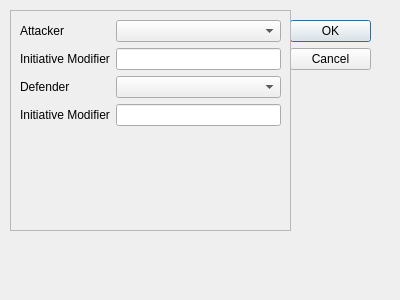
Before: the Qt Designer form attack_gui.ui in ErikSeguinte/ex-3e-tracker-Python, drawn with Qt 5.
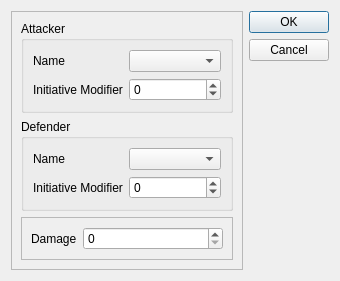
After: the same form once the commit is applied.

Commit message: Attacker dialog filled in.

Patch:
```diff
--- a/attack_gui.ui
+++ b/attack_gui.ui
@@ -6,87 +6,125 @@
    <rect>
     <x>0</x>
     <y>0</y>
-    <width>400</width>
-    <height>300</height>
+    <width>340</width>
+    <height>248</height>
    </rect>
   </property>
   <property name="windowTitle">
    <string>Dialog</string>
   </property>
-  <widget class="QDialogButtonBox" name="buttonBox">
-   <property name="geometry">
-    <rect>
-     <x>290</x>
-     <y>20</y>
-     <width>81</width>
-     <height>241</height>
-    </rect>
-   </property>
-   <property name="orientation">
-    <enum>Qt::Vertical</enum>
-   </property>
-   <property name="standardButtons">
-    <set>QDialogButtonBox::Cancel|QDialogButtonBox::Ok</set>
-   </property>
-  </widget>
+  <layout class="QHBoxLayout" name="horizontalLayout">
+   <item>
   <widget class="QFrame" name="frame">
-   <property name="geometry">
-    <rect>
-     <x>10</x>
-     <y>10</y>
-     <width>281</width>
-     <height>221</height>
-    </rect>
-   </property>
    <property name="frameShape">
     <enum>QFrame::StyledPanel</enum>
    </property>
    <property name="frameShadow">
     <enum>QFrame::Raised</enum>
    </property>
-   <layout class="QFormLayout" name="formLayout">
-    <item row="1" column="1">
-     <widget class="QComboBox" name="attacker_combo"/>
-    </item>
-    <item row="1" column="0">
-     <widget class="QLabel" name="label">
-      <property name="text">
+     <layout class="QVBoxLayout" name="verticalLayout">
+      <item>
+       <widget class="QGroupBox" name="groupBox">
+        <property name="title">
        <string>Attacker</string>
       </property>
-     </widget>
-    </item>
-    <item row="2" column="0">
+        <layout class="QFormLayout" name="formLayout_2">
+         <item row="0" column="1">
+          <widget class="QComboBox" name="attacker_combo"/>
+         </item>
+         <item row="1" column="0">
      <widget class="QLabel" name="label_2">
       <property name="text">
        <string>Initiative Modifier</string>
       </property>
      </widget>
     </item>
-    <item row="2" column="1">
-     <widget class="QLineEdit" name="a_trick"/>
-    </item>
-    <item row="3" column="0">
-     <widget class="QLabel" name="label_3">
+         <item row="1" column="1">
+          <widget class="QSpinBox" name="a_spinBox">
+           <property name="minimum">
+            <number>-99</number>
+           </property>
+          </widget>
+         </item>
+         <item row="0" column="0">
+          <widget class="QLabel" name="label">
       <property name="text">
+            <string>Name</string>
+           </property>
+          </widget>
+         </item>
+        </layout>
+       </widget>
+      </item>
+      <item>
+       <widget class="QGroupBox" name="groupBox_2">
+        <property name="title">
        <string>Defender</string>
       </property>
-     </widget>
-    </item>
-    <item row="3" column="1">
+        <layout class="QFormLayout" name="formLayout_3">
+         <item row="0" column="0">
+          <widget class="QLabel" name="label_3">
+           <property name="text">
+            <string>Name</string>
+           </property>
+          </widget>
+         </item>
+         <item row="0" column="1">
      <widget class="QComboBox" name="defender_combobox"/>
     </item>
-    <item row="4" column="0">
+         <item row="1" column="0">
      <widget class="QLabel" name="label_4">
       <property name="text">
        <string>Initiative Modifier</string>
       </property>
      </widget>
     </item>
-    <item row="4" column="1">
-     <widget class="QLineEdit" name="d_trick"/>
+         <item row="1" column="1">
+          <widget class="QSpinBox" name="d_spinbox">
+           <property name="minimum">
+            <number>-99</number>
+           </property>
+          </widget>
     </item>
    </layout>
   </widget>
+      </item>
+      <item>
+       <widget class="QFrame" name="frame_2">
+        <property name="frameShape">
+         <enum>QFrame::StyledPanel</enum>
+        </property>
+        <property name="frameShadow">
+         <enum>QFrame::Raised</enum>
+        </property>
+        <layout class="QFormLayout" name="formLayout_4">
+         <item row="0" column="0">
+          <widget class="QLabel" name="label_5">
+           <property name="text">
+            <string>Damage</string>
+           </property>
+          </widget>
+         </item>
+         <item row="0" column="1">
+          <widget class="QSpinBox" name="damage_spinbox"/>
+         </item>
+        </layout>
+       </widget>
+      </item>
+     </layout>
+    </widget>
+   </item>
+   <item>
+    <widget class="QDialogButtonBox" name="buttonBox">
+     <property name="orientation">
+      <enum>Qt::Vertical</enum>
+     </property>
+     <property name="standardButtons">
+      <set>QDialogButtonBox::Cancel|QDialogButtonBox::Ok</set>
+     </property>
+    </widget>
+   </item>
+  </layout>
  </widget>
  <resources/>
  <connections>
```
Lines whose indentation alone changed are shown as unchanged. The commit also changes 2 other files.
